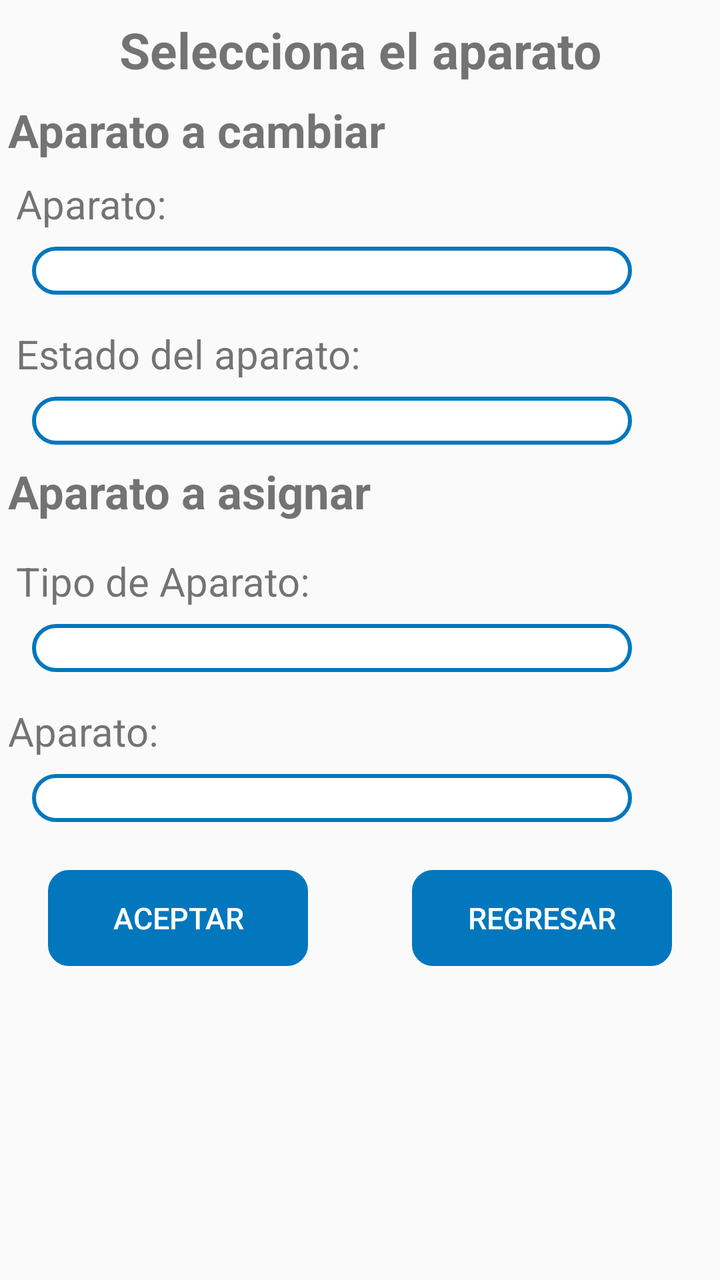
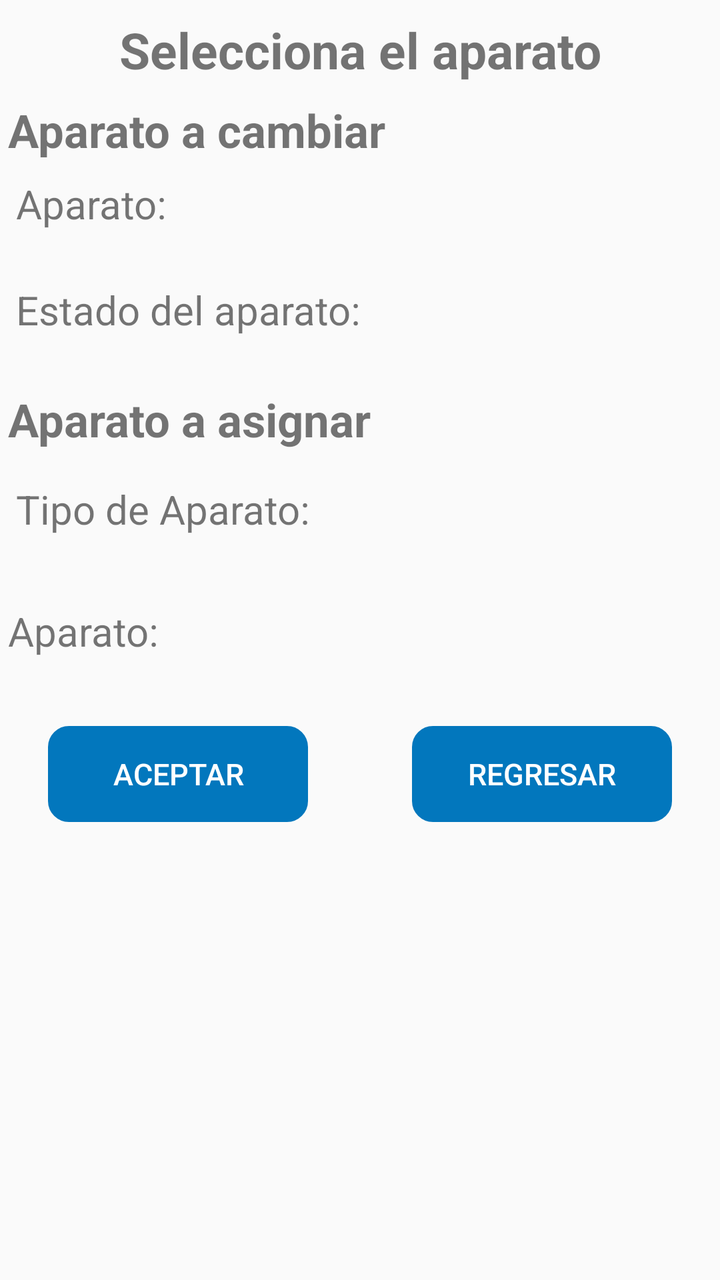

Before-and-after screenshots of an Android layout around one commit, followed by the original layout XML and the change that was made.
<!-- AndroidManifest.xml: application theme AppTheme -->
<!-- res/layout/activity_cambio_aparato.xml -->
<?xml version="1.0" encoding="utf-8"?>
<android.support.constraint.ConstraintLayout xmlns:app="http://schemas.android.com/apk/res-auto"
    xmlns:tools="http://schemas.android.com/tools"
    android:layout_height="match_parent"
    xmlns:android="http://schemas.android.com/apk/res/android"
    android:layout_width="match_parent">

    <ScrollView
        android:layout_width="match_parent"
        android:layout_height="match_parent"
        android:layout_alignParentStart="true"
        android:layout_alignParentTop="true"
        tools:layout_editor_absoluteX="0dp"
        tools:layout_editor_absoluteY="45dp">

        <android.support.constraint.ConstraintLayout
            android:layout_width="match_parent"
            android:layout_height="match_parent">


            <android.support.constraint.ConstraintLayout
                android:id="@+id/ads"
                android:layout_width="match_parent"
                android:layout_height="wrap_content"
                android:layout_marginTop="8dp"
                app:layout_constraintEnd_toEndOf="parent"
                app:layout_constraintStart_toStartOf="parent"
                app:layout_constraintTop_toTopOf="parent">

                <TextView
                    android:id="@+id/qwe"
                    android:layout_width="250dp"
                    android:layout_height="wrap_content"
                    android:layout_centerHorizontal="true"
                    android:text="@string/selecciona_Aparato"
                    android:textSize="@dimen/titulos"
                    android:textAlignment="center"
                    android:textStyle="bold"
                    app:layout_constraintEnd_toEndOf="parent"
                    app:layout_constraintStart_toStartOf="parent"
                    app:layout_constraintTop_toTopOf="parent" />

                <TextView
                    android:id="@+id/posicion"
                    android:layout_width="300dp"
                    android:layout_height="wrap_content"
                    android:layout_alignTop="@id/qwe"
                    android:layout_marginStart="4dp"
                    android:layout_marginTop="8dp"
                    android:text="@string/aparato_Cambiar"
                    android:textSize="@dimen/xl"
                    android:textStyle="bold"
                    app:layout_constraintStart_toStartOf="parent"
                    app:layout_constraintTop_toBottomOf="@+id/qwe" />

                <TextView
                    android:id="@+id/textView26"
                    android:layout_width="300dp"
                    android:layout_height="wrap_content"
                    android:layout_alignParentTop="true"
                    android:layout_marginStart="8dp"
                    android:layout_marginTop="8dp"
                    android:text="@string/aparatoDos"
                    android:textSize="@dimen/grande"
                    app:layout_constraintStart_toStartOf="parent"
                    app:layout_constraintTop_toBottomOf="@+id/posicion" />

                <Spinner
                    android:id="@+id/aparato"
                    android:layout_width="300dp"
                    android:layout_height="@dimen/spinnerA"
                    android:layout_alignParentTop="true"
                    android:layout_marginStart="16dp"
                    android:layout_marginTop="8dp"
                    android:background="@drawable/disenio_spinner"
                    app:layout_constraintStart_toStartOf="parent"
                    app:layout_constraintTop_toBottomOf="@+id/textView26" />

                <TextView
                    android:id="@+id/textView30"
                    android:layout_width="300dp"
                    android:layout_height="wrap_content"
                    android:layout_alignParentTop="true"
                    android:layout_marginStart="8dp"
                    android:layout_marginTop="16dp"
                    android:text="@string/estado_Aparato"
                    android:textSize="@dimen/grande"
                    app:layout_constraintStart_toStartOf="parent"
                    app:layout_constraintTop_toBottomOf="@+id/aparato" />

                <Spinner
                    android:id="@+id/estadoaparato"
                    android:layout_width="300dp"
                    android:layout_height="@dimen/spinnerA"
                    android:layout_alignParentTop="true"
                    android:layout_marginStart="16dp"
                    android:layout_marginTop="8dp"
                    android:background="@drawable/disenio_spinner"
                    app:layout_constraintStart_toStartOf="parent"
                    app:layout_constraintTop_toBottomOf="@+id/textView30" />
            </android.support.constraint.ConstraintLayout>

            <android.support.constraint.ConstraintLayout
                android:layout_width="0dp"
                android:layout_height="wrap_content"
                android:layout_alignTop="@+id/ads"
                app:layout_constraintEnd_toEndOf="parent"
                app:layout_constraintStart_toStartOf="parent"
                app:layout_constraintTop_toBottomOf="@+id/ads">

                <TextView
                    android:id="@+id/textView31"
                    android:layout_width="300dp"
                    android:layout_height="wrap_content"
                    android:layout_marginStart="4dp"
                    android:layout_marginTop="8dp"
                    android:text="@string/aparato_a_Asignar"
                    android:textSize="@dimen/xl"
                    android:textStyle="bold"
                    app:layout_constraintStart_toStartOf="parent"
                    app:layout_constraintTop_toTopOf="parent" />

                <android.support.constraint.ConstraintLayout
                    android:id="@+id/aa"
                    android:layout_width="0dp"
                    android:layout_height="wrap_content"
                    android:layout_marginTop="8dp"
                    android:visibility="visible"
                    app:layout_constraintEnd_toEndOf="parent"
                    app:layout_constraintStart_toStartOf="parent"
                    app:layout_constraintTop_toBottomOf="@+id/textView31">

                    <TextView
                        android:id="@+id/textView32"
                        android:layout_width="300dp"
                        android:layout_height="wrap_content"
                        android:layout_alignParentTop="true"
                        android:layout_marginStart="8dp"
                        android:layout_marginTop="8dp"
                        android:text="@string/tipo_de_AparatoDos"
                        android:textSize="@dimen/grande"
                        app:layout_constraintStart_toStartOf="parent"
                        app:layout_constraintTop_toTopOf="parent" />

                    <Spinner
                        android:id="@+id/tipo_aparato1"
                        android:layout_width="300dp"
                        android:layout_height="@dimen/spinnerA"
                        android:layout_alignParentTop="true"
                        android:layout_marginStart="16dp"
                        android:layout_marginTop="8dp"
                        android:background="@drawable/disenio_spinner"
                        app:layout_constraintStart_toStartOf="parent"
                        app:layout_constraintTop_toBottomOf="@+id/textView32" />
                </android.support.constraint.ConstraintLayout>

                <android.support.constraint.ConstraintLayout
                    android:id="@+id/constraintLayout"
                    android:layout_width="match_parent"
                    android:layout_height="wrap_content"
                    android:layout_below="@id/aa"
                    android:layout_marginTop="8dp"
                    app:layout_constraintTop_toBottomOf="@+id/aa"
                    tools:layout_editor_absoluteX="0dp">

                    <TextView
                        android:id="@+id/textView33"
                        android:layout_width="300dp"
                        android:layout_height="wrap_content"
                        android:layout_alignParentTop="true"
                        android:layout_marginStart="4dp"
                        android:layout_marginTop="8dp"
                        android:text="@string/aparatoDos"
                        android:textSize="@dimen/grande"
                        app:layout_constraintStart_toStartOf="parent"
                        app:layout_constraintTop_toTopOf="parent" />

                    <Spinner
                        android:id="@+id/aparatoAsignar"
                        android:layout_width="300dp"
                        android:layout_height="@dimen/spinnerA"
                        android:layout_alignParentTop="true"
                        android:layout_marginStart="16dp"
                        android:layout_marginTop="8dp"
                        android:background="@drawable/disenio_spinner"
                        app:layout_constraintStart_toStartOf="parent"
                        app:layout_constraintTop_toBottomOf="@+id/textView33" />

                    <TextView
                        android:id="@+id/textView35"
                        android:layout_width="wrap_content"
                        android:layout_height="wrap_content"
                        android:layout_alignParentTop="true"
                        android:layout_marginStart="4dp"
                        android:layout_marginTop="8dp"
                        android:text="@string/MACWAM"
                        android:visibility="gone"
                        android:textSize="@dimen/grande"
                        app:layout_constraintStart_toStartOf="parent"
                        app:layout_constraintTop_toBottomOf="@+id/aparatoAsignar" />

                    <EditText
                        android:id="@+id/cambioaparatMacwan"
                        android:layout_width="300dp"
                        android:layout_height="@dimen/spinnerA"
                        android:layout_alignParentTop="true"
                        android:layout_marginStart="16dp"
                        android:layout_marginTop="8dp"
                        android:visibility="gone"
                        android:background="@drawable/disenio_spinner"
                        app:layout_constraintStart_toStartOf="parent"
                        app:layout_constraintTop_toBottomOf="@+id/textView35" />
                </android.support.constraint.ConstraintLayout>

                <Button
                    android:id="@+id/uno"
                    android:layout_width="130dp"
                    android:layout_height="wrap_content"
                    android:layout_below="@+id/aa"
                    android:layout_alignParentStart="true"
                    android:layout_marginStart="24dp"
                    android:layout_marginTop="24dp"
                    android:background="@drawable/boton"
                    android:backgroundTint="@color/colorPrimary"
                    android:text="@string/aceptar"
                    android:textColor="#ffff"
                    android:textSize="@dimen/mediano"
                    app:layout_constraintStart_toStartOf="parent"
                    app:layout_constraintTop_toBottomOf="@+id/constraintLayout" />

                <Button
                    android:id="@+id/dos"
                    android:layout_width="130dp"
                    android:layout_height="wrap_content"
                    android:layout_below="@+id/aa"
                    android:layout_marginTop="24dp"
                    android:layout_marginEnd="24dp"
                    android:layout_toEndOf="@+id/uno"
                    android:background="@drawable/boton"
                    android:backgroundTint="@color/colorPrimary"
                    android:text="@string/Regresar"
                    android:textColor="#ffff"
                    android:textSize="@dimen/mediano"
                    app:layout_constraintEnd_toEndOf="parent"
                    app:layout_constraintTop_toBottomOf="@+id/constraintLayout" />
            </android.support.constraint.ConstraintLayout>
        </android.support.constraint.ConstraintLayout>
    </ScrollView>
</android.support.constraint.ConstraintLayout>
<!-- resources referenced by this layout -->
<resources>
  <color name="colorPrimary">#0277BD</color>
  <dimen name="grande">20dp</dimen>
  <dimen name="mediano">15dp</dimen>
  <dimen name="spinnerA">24dp</dimen>
  <dimen name="titulos">25dp</dimen>
  <dimen name="xl">23dp</dimen>
  <!-- drawable boton (drawable) -->
  <?xml version="1.0" encoding="utf-8"?>
      <shape xmlns:android="http://schemas.android.com/apk/res/android" android:shape="rectangle">
          <stroke  android:width="1dp"/>
          <corners android:radius="10dp"/>
  
  
      </shape>
  <!-- drawable disenio_spinner (drawable) -->
  <?xml version="1.0" encoding="utf-8"?>
  <selector xmlns:android="http://schemas.android.com/apk/res/android">
          <item>
              <shape>
                  <solid
                      android:color="@color/fondoBlanco">
                  </solid>
  
                  <corners android:radius="15dp" />
  
                  <padding
                      android:bottom="1dp"
                      android:left="2dp"
                      android:right="10dp"
                      android:top="1dp" />
                  <stroke
                      android:width="2dp"
                      android:color="@color/colorPrimary"/>
              </shape>
          </item>
  </selector>
  <string name="MACWAM">MACWAM</string>
  <string name="Regresar">Regresar</string>
  <string name="aceptar">Aceptar</string>
  <string name="aparatoDos">Aparato:</string>
  <string name="aparato_Cambiar">Aparato a cambiar</string>
  <string name="aparato_a_Asignar">Aparato a asignar</string>
  <string name="estado_Aparato">Estado del aparato:</string>
  <string name="selecciona_Aparato">Selecciona el aparato</string>
  <string name="tipo_de_AparatoDos">Tipo de Aparato:</string>
  <style name="AppTheme" parent="Theme.AppCompat.Light.DarkActionBar">
          
          <item name="colorPrimary">@color/colorPrimary</item>
          <item name="colorPrimaryDark">@color/colorPrimaryDark</item>
          <item name="colorAccent">@color/colorAccent</item>
          <item name="android:colorForeground">@android:color/background_dark</item>
      </style>
  <color name="fondoBlanco">#fff</color>
  <color name="colorPrimaryDark">#004C8C</color>
  <color name="colorAccent">#0000FF</color>
</resources>

<!-- the commit's change to res/layout/activity_cambio_aparato.xml (unified diff, before → after) -->
@@ -29,12 +29,14 @@
 
                 <TextView
                     android:id="@+id/qwe"
-                    android:layout_width="250dp"
+                    android:layout_width="0dp"
                     android:layout_height="wrap_content"
                     android:layout_centerHorizontal="true"
+                    android:layout_marginStart="8dp"
+                    android:layout_marginEnd="8dp"
                     android:text="@string/selecciona_Aparato"
+                    android:textAlignment="center"
                     android:textSize="@dimen/titulos"
-                    android:textAlignment="center"
                     android:textStyle="bold"
                     app:layout_constraintEnd_toEndOf="parent"
                     app:layout_constraintStart_toStartOf="parent"
@@ -42,60 +44,72 @@
 
                 <TextView
                     android:id="@+id/posicion"
-                    android:layout_width="300dp"
+                    android:layout_width="0dp"
                     android:layout_height="wrap_content"
                     android:layout_alignTop="@id/qwe"
                     android:layout_marginStart="4dp"
                     android:layout_marginTop="8dp"
+                    android:layout_marginEnd="8dp"
                     android:text="@string/aparato_Cambiar"
                     android:textSize="@dimen/xl"
                     android:textStyle="bold"
+                    app:layout_constraintEnd_toEndOf="parent"
                     app:layout_constraintStart_toStartOf="parent"
                     app:layout_constraintTop_toBottomOf="@+id/qwe" />
 
                 <TextView
                     android:id="@+id/textView26"
-                    android:layout_width="300dp"
+                    android:layout_width="0dp"
                     android:layout_height="wrap_content"
                     android:layout_alignParentTop="true"
                     android:layout_marginStart="8dp"
                     android:layout_marginTop="8dp"
+                    android:layout_marginEnd="8dp"
                     android:text="@string/aparatoDos"
                     android:textSize="@dimen/grande"
+                    app:layout_constraintEnd_toEndOf="parent"
                     app:layout_constraintStart_toStartOf="parent"
                     app:layout_constraintTop_toBottomOf="@+id/posicion" />
 
                 <Spinner
                     android:id="@+id/aparato"
-                    android:layout_width="300dp"
-                    android:layout_height="@dimen/spinnerA"
+                    android:layout_width="0dp"
+                    android:layout_height="wrap_content"
                     android:layout_alignParentTop="true"
                     android:layout_marginStart="16dp"
                     android:layout_marginTop="8dp"
+                    android:layout_marginEnd="8dp"
                     android:background="@drawable/disenio_spinner"
+                    app:layout_constraintEnd_toEndOf="parent"
                     app:layout_constraintStart_toStartOf="parent"
                     app:layout_constraintTop_toBottomOf="@+id/textView26" />
 
                 <TextView
                     android:id="@+id/textView30"
-                    android:layout_width="300dp"
+                    android:layout_width="0dp"
                     android:layout_height="wrap_content"
                     android:layout_alignParentTop="true"
                     android:layout_marginStart="8dp"
                     android:layout_marginTop="16dp"
+                    android:layout_marginEnd="8dp"
                     android:text="@string/estado_Aparato"
                     android:textSize="@dimen/grande"
+                    app:layout_constraintEnd_toEndOf="parent"
                     app:layout_constraintStart_toStartOf="parent"
                     app:layout_constraintTop_toBottomOf="@+id/aparato" />
 
                 <Spinner
                     android:id="@+id/estadoaparato"
-                    android:layout_width="300dp"
-                    android:layout_height="@dimen/spinnerA"
+                    android:layout_width="0dp"
+                    android:layout_height="wrap_content"
                     android:layout_alignParentTop="true"
                     android:layout_marginStart="16dp"
                     android:layout_marginTop="8dp"
+                    android:layout_marginEnd="8dp"
+                    android:layout_marginBottom="8dp"
                     android:background="@drawable/disenio_spinner"
+                    app:layout_constraintBottom_toBottomOf="parent"
+                    app:layout_constraintEnd_toEndOf="parent"
                     app:layout_constraintStart_toStartOf="parent"
                     app:layout_constraintTop_toBottomOf="@+id/textView30" />
             </android.support.constraint.ConstraintLayout>
@@ -110,13 +124,15 @@
 
                 <TextView
                     android:id="@+id/textView31"
-                    android:layout_width="300dp"
+                    android:layout_width="0dp"
                     android:layout_height="wrap_content"
                     android:layout_marginStart="4dp"
                     android:layout_marginTop="8dp"
+                    android:layout_marginEnd="8dp"
                     android:text="@string/aparato_a_Asignar"
                     android:textSize="@dimen/xl"
                     android:textStyle="bold"
+                    app:layout_constraintEnd_toEndOf="parent"
                     app:layout_constraintStart_toStartOf="parent"
                     app:layout_constraintTop_toTopOf="parent" />
 
@@ -132,24 +148,30 @@
 
                     <TextView
                         android:id="@+id/textView32"
-                        android:layout_width="300dp"
+                        android:layout_width="0dp"
                         android:layout_height="wrap_content"
                         android:layout_alignParentTop="true"
                         android:layout_marginStart="8dp"
                         android:layout_marginTop="8dp"
+                        android:layout_marginEnd="8dp"
                         android:text="@string/tipo_de_AparatoDos"
                         android:textSize="@dimen/grande"
+                        app:layout_constraintEnd_toEndOf="parent"
                         app:layout_constraintStart_toStartOf="parent"
                         app:layout_constraintTop_toTopOf="parent" />
 
                     <Spinner
                         android:id="@+id/tipo_aparato1"
-                        android:layout_width="300dp"
-                        android:layout_height="@dimen/spinnerA"
+                        android:layout_width="0dp"
+                        android:layout_height="wrap_content"
                         android:layout_alignParentTop="true"
                         android:layout_marginStart="16dp"
                         android:layout_marginTop="8dp"
+                        android:layout_marginEnd="8dp"
+                        android:layout_marginBottom="8dp"
                         android:background="@drawable/disenio_spinner"
+                        app:layout_constraintBottom_toBottomOf="parent"
+                        app:layout_constraintEnd_toEndOf="parent"
                         app:layout_constraintStart_toStartOf="parent"
                         app:layout_constraintTop_toBottomOf="@+id/textView32" />
                 </android.support.constraint.ConstraintLayout>
@@ -165,49 +187,59 @@
 
                     <TextView
                         android:id="@+id/textView33"
-                        android:layout_width="300dp"
+                        android:layout_width="0dp"
                         android:layout_height="wrap_content"
                         android:layout_alignParentTop="true"
                         android:layout_marginStart="4dp"
                         android:layout_marginTop="8dp"
+                        android:layout_marginEnd="8dp"
                         android:text="@string/aparatoDos"
                         android:textSize="@dimen/grande"
+                        app:layout_constraintEnd_toEndOf="parent"
                         app:layout_constraintStart_toStartOf="parent"
                         app:layout_constraintTop_toTopOf="parent" />
 
                     <Spinner
                         android:id="@+id/aparatoAsignar"
-                        android:layout_width="300dp"
-                        android:layout_height="@dimen/spinnerA"
+                        android:layout_width="0dp"
+                        android:layout_height="wrap_content"
                         android:layout_alignParentTop="true"
                         android:layout_marginStart="16dp"
                         android:layout_marginTop="8dp"
+                        android:layout_marginEnd="8dp"
                         android:background="@drawable/disenio_spinner"
+                        app:layout_constraintEnd_toEndOf="parent"
                         app:layout_constraintStart_toStartOf="parent"
                         app:layout_constraintTop_toBottomOf="@+id/textView33" />
 
                     <TextView
                         android:id="@+id/textView35"
-                        android:layout_width="wrap_content"
+                        android:layout_width="0dp"
                         android:layout_height="wrap_content"
                         android:layout_alignParentTop="true"
                         android:layout_marginStart="4dp"
                         android:layout_marginTop="8dp"
+                        android:layout_marginEnd="8dp"
                         android:text="@string/MACWAM"
+                        android:textSize="@dimen/grande"
                         android:visibility="gone"
-                        android:textSize="@dimen/grande"
+                        app:layout_constraintEnd_toEndOf="parent"
                         app:layout_constraintStart_toStartOf="parent"
                         app:layout_constraintTop_toBottomOf="@+id/aparatoAsignar" />
 
                     <EditText
                         android:id="@+id/cambioaparatMacwan"
-                        android:layout_width="300dp"
-                        android:layout_height="@dimen/spinnerA"
+                        android:layout_width="0dp"
+                        android:layout_height="wrap_content"
                         android:layout_alignParentTop="true"
                         android:layout_marginStart="16dp"
                         android:layout_marginTop="8dp"
+                        android:layout_marginEnd="8dp"
+                        android:layout_marginBottom="16dp"
+                        android:background="@drawable/disenio_spinner"
                         android:visibility="gone"
-                        android:background="@drawable/disenio_spinner"
+                        app:layout_constraintBottom_toBottomOf="parent"
+                        app:layout_constraintEnd_toEndOf="parent"
                         app:layout_constraintStart_toStartOf="parent"
                         app:layout_constraintTop_toBottomOf="@+id/textView35" />
                 </android.support.constraint.ConstraintLayout>
<!-- resource entries referenced after the edit -->
@@ -3,38 +3,37 @@
   <color name="colorPrimary">#0277BD</color>
   <dimen name="grande">20dp</dimen>
   <dimen name="mediano">15dp</dimen>
-  <dimen name="spinnerA">24dp</dimen>
   <dimen name="titulos">25dp</dimen>
   <dimen name="xl">23dp</dimen>
   <!-- drawable boton (drawable) -->
   <?xml version="1.0" encoding="utf-8"?>
-      <shape xmlns:android="http://schemas.android.com/apk/res/android" android:shape="rectangle">
-          <stroke  android:width="1dp"/>
-          <corners android:radius="10dp"/>
+  <shape xmlns:android="http://schemas.android.com/apk/res/android" android:shape="rectangle">
+    <stroke  android:width="1dp"/>
+    <corners android:radius="10dp"/>
   
   
-      </shape>
+  </shape>
   <!-- drawable disenio_spinner (drawable) -->
   <?xml version="1.0" encoding="utf-8"?>
   <selector xmlns:android="http://schemas.android.com/apk/res/android">
-          <item>
-              <shape>
-                  <solid
-                      android:color="@color/fondoBlanco">
-                  </solid>
+      <item>
+          <shape>
+              <solid
+                  android:color="@color/fondoBlanco">
+              </solid>
   
-                  <corners android:radius="15dp" />
+              <corners android:radius="15dp" />
   
-                  <padding
-                      android:bottom="1dp"
-                      android:left="2dp"
-                      android:right="10dp"
-                      android:top="1dp" />
-                  <stroke
-                      android:width="2dp"
-                      android:color="@color/colorPrimary"/>
-              </shape>
-          </item>
+              <padding
+                  android:bottom="1dp"
+                  android:left="2dp"
+                  android:right="10dp"
+                  android:top="1dp" />
+              <stroke
+                  android:width="2dp"
+                  android:color="@color/colorPrimary"/>
+          </shape>
+      </item>
   </selector>
   <string name="MACWAM">MACWAM</string>
   <string name="Regresar">Regresar</string>
